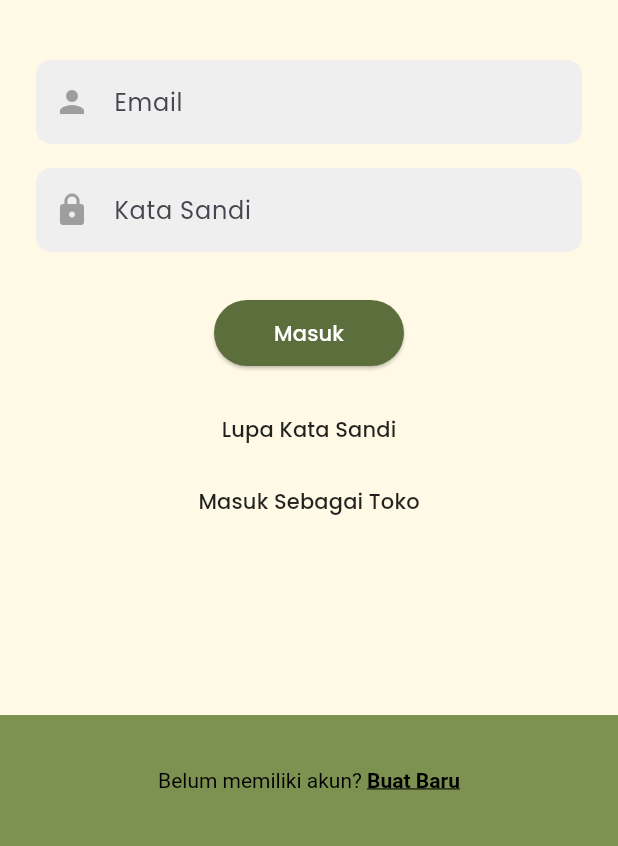
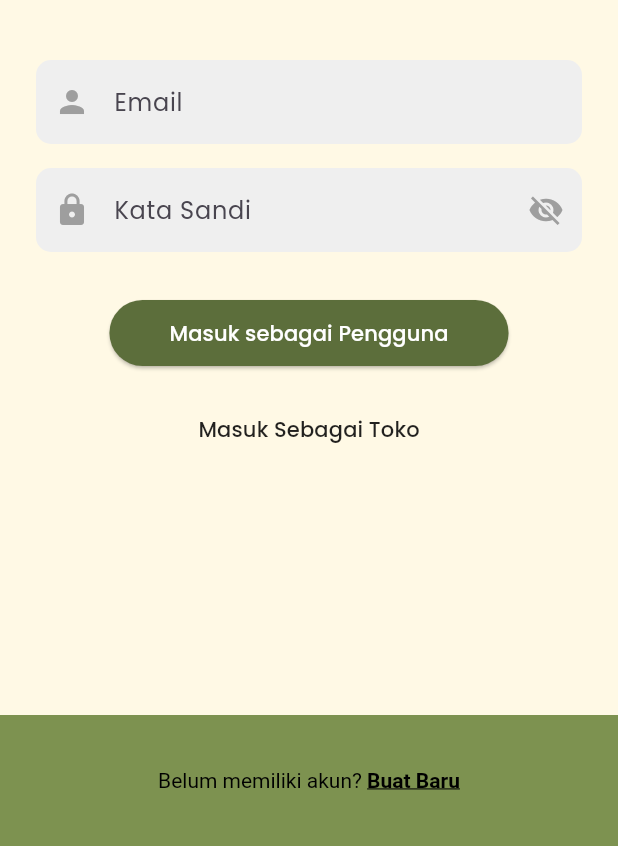
Before and after one commit to anisaideliaa/FPTekberGroup3, a Flutter app: the screen it shows after launch, on a phone screen of 412 x 824 dp, the part 390-1236 px from its top. Run offline on Flutter 3.47's test engine with Material 3 defaults, Android fonts, the phone set to English and light mode, and no system bars; our stand-ins replace cloud_firestore, file_picker, firebase_core, flutter_map, latlong2; accounts and stored records are empty.

Commit message:
Improve: login, registration, and order display in store homepage

```diff
--- a/lib/Pages/LoginPage.dart
+++ b/lib/Pages/LoginPage.dart
@@ -65,6 +65,7 @@ class _LoginFormState extends State<LoginForm> {
   final _passwordController = TextEditingController();
 
   bool isLoading = false;
+  bool _obscurePassword = true;
   String? errorMessage;
 
   Future<void> _login() async {
@@ -119,13 +120,34 @@ class _LoginFormState extends State<LoginForm> {
                   (value == null || value.isEmpty) ? 'Wajib diisi' : null,
             ),
             const SizedBox(height: 16),
-            _buildTextField(
+            TextFormField(
               controller: _passwordController,
-              icon: Icons.lock,
-              hint: 'Kata Sandi',
-              obscureText: true,
+              obscureText: _obscurePassword,
               validator: (value) =>
                   (value == null || value.isEmpty) ? 'Wajib diisi' : null,
+              decoration: InputDecoration(
+                hintText: 'Kata Sandi',
+                prefixIcon: const Icon(Icons.lock, color: Colors.grey),
+                suffixIcon: IconButton(
+                  icon: Icon(
+                    _obscurePassword
+                        ? Icons.visibility_off
+                        : Icons.visibility,
+                    color: Colors.grey,
+                  ),
+                  onPressed: () {
+                    setState(() {
+                      _obscurePassword = !_obscurePassword;
+                    });
+                  },
+                ),
+                filled: true,
+                fillColor: const Color(0xFFEFEFEF),
+                border: OutlineInputBorder(
+                  borderRadius: BorderRadius.circular(10),
+                  borderSide: BorderSide.none,
+                ),
+              ),
             ),
             const SizedBox(height: 10),
             if (errorMessage != null)
@@ -142,19 +164,10 @@ class _LoginFormState extends State<LoginForm> {
                           horizontal: 40, vertical: 12),
                     ),
                     onPressed: _login,
-                    child: const Text('Masuk',
+                    child: const Text('Masuk sebagai Pengguna',
                         style: TextStyle(color: Colors.white)),
                   ),
             const SizedBox(height: 16),
-            TextButton(
-              onPressed: () {
-                ScaffoldMessenger.of(context).showSnackBar(
-                  const SnackBar(content: Text('Fitur lupa sandi belum tersedia')),
-                );
-              },
-              child: const Text('Lupa Kata Sandi',
-                  style: TextStyle(color: Colors.black87)),
-            ),
             TextButton(
               onPressed: () {
                 Navigator.pushReplacementNamed(context, '/toko_login');
```
Also changed, not shown: lib/Pages/KelolaPesananPage.dart (+25 -19 lines), lib/Pages/RegisterPage.dart (+11 -4 lines), lib/Pages/toko_login_page.dart (+20 -4 lines), lib/Pages/toko_register_page.dart (+10 -3 lines), assets/MUHAMMADYUSUFPURNAMA.jpeg (deleted), pubspec.lock.
